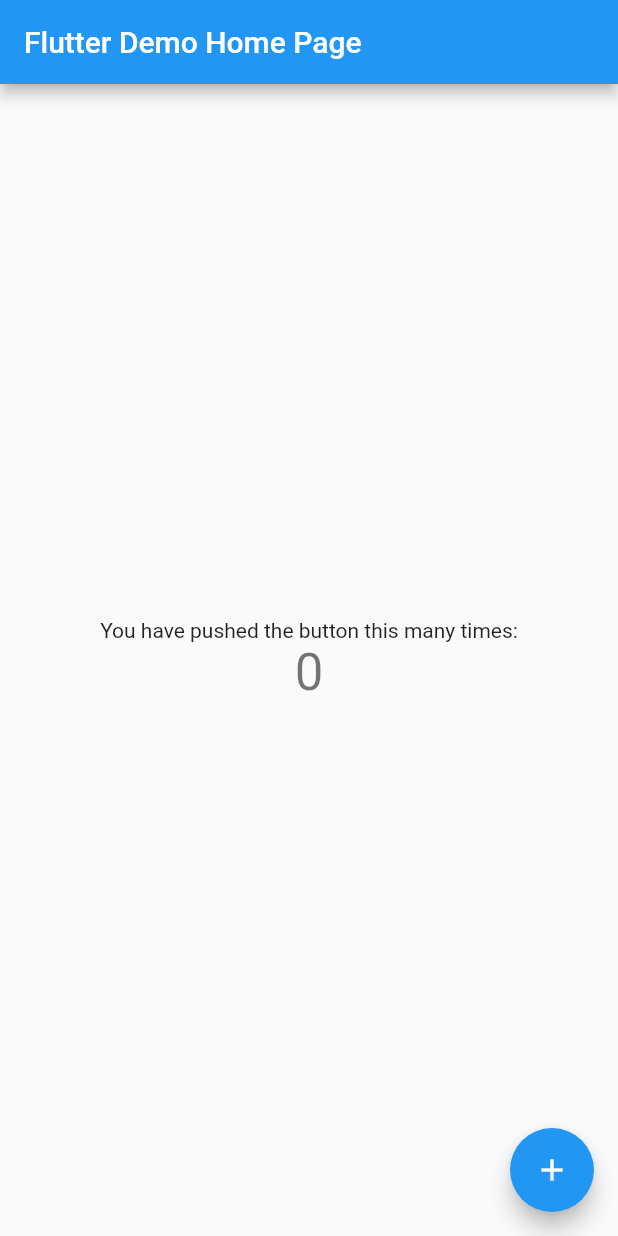
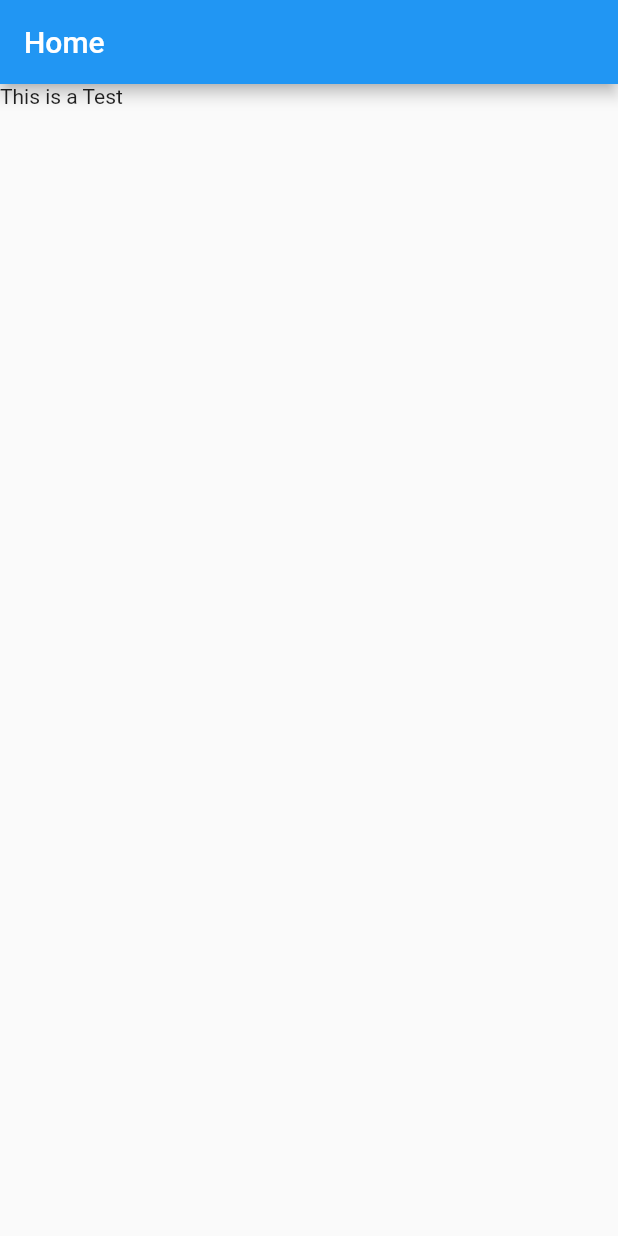
Before and after one commit to DerBrezel/plant_app, a Flutter app: the screen it shows after launch, on a phone screen of 412 x 824 dp. Run offline on Flutter 3.47's test engine with Material 2 defaults, Android fonts, the phone set to English and light mode, and no system bars; our stand-ins replace bloc.

Commit message:
demo bloc

```diff
--- a/lib/src/app.dart
+++ b/lib/src/app.dart
@@ -1,6 +1,7 @@
 
 import 'package:flutter/cupertino.dart';
 import 'package:flutter/material.dart';
+import 'package:plant_app/src/ui/mainScreen.dart';
 
 class MyApp extends StatelessWidget {
   // This widget is the root of your application.
@@ -24,92 +25,7 @@ class MyApp extends StatelessWidget {
         // closer together (more dense) than on mobile platforms.
         visualDensity: VisualDensity.adaptivePlatformDensity,
       ),
-      home: MyHomePage(title: 'Flutter Demo Home Page'),
+      home: MainScreen(),
     );
   }
 }
-
-class MyHomePage extends StatefulWidget {
-  MyHomePage({Key key, this.title}) : super(key: key);
-
-  // This widget is the home page of your application. It is stateful, meaning
-  // that it has a State object (defined below) that contains fields that affect
-  // how it looks.
-
-  // This class is the configuration for the state. It holds the values (in this
-  // case the title) provided by the parent (in this case the App widget) and
-  // used by the build method of the State. Fields in a Widget subclass are
-  // always marked "final".
-
-  final String title;
-
-  @override
-  _MyHomePageState createState() => _MyHomePageState();
-}
-
-class _MyHomePageState extends State<MyHomePage> {
-  int _counter = 0;
-
-  void _incrementCounter() {
-    setState(() {
-      // This call to setState tells the Flutter framework that something has
-      // changed in this State, which causes it to rerun the build method below
-      // so that the display can reflect the updated values. If we changed
-      // _counter without calling setState(), then the build method would not be
-      // called again, and so nothing would appear to happen.
-      _counter++;
-    });
-  }
-
-  @override
-  Widget build(BuildContext context) {
-    // This method is rerun every time setState is called, for instance as done
-    // by the _incrementCounter method above.
-    //
-    // The Flutter framework has been optimized to make rerunning build methods
-    // fast, so that you can just rebuild anything that needs updating rather
-    // than having to individually change instances of widgets.
-    return Scaffold(
-      appBar: AppBar(
-        // Here we take the value from the MyHomePage object that was created by
-        // the App.build method, and use it to set our appbar title.
-        title: Text(widget.title),
-      ),
-      body: Center(
-        // Center is a layout widget. It takes a single child and positions it
-        // in the middle of the parent.
-        child: Column(
-          // Column is also a layout widget. It takes a list of children and
-          // arranges them vertically. By default, it sizes itself to fit its
-          // children horizontally, and tries to be as tall as its parent.
-          //
-          // Invoke "debug painting" (press "p" in the console, choose the
-          // "Toggle Debug Paint" action from the Flutter Inspector in Android
-          // Studio, or the "Toggle Debug Paint" command in Visual Studio Code)
-          // to see the wireframe for each widget.
-          //
-          // Column has various properties to control how it sizes itself and
-          // how it positions its children. Here we use mainAxisAlignment to
-          // center the children vertically; the main axis here is the vertical
-          // axis because Columns are vertical (the cross axis would be
-          // horizontal).
-          mainAxisAlignment: MainAxisAlignment.center,
-          children: <Widget>[
-            Text(
-              'You have pushed the button this many times:',
-            ),
-            Text(
-              '$_counter',
-              style: Theme.of(context).textTheme.headline4,
-            ),
-          ],
-        ),
-      ),
-      floatingActionButton: FloatingActionButton(
-        onPressed: _incrementCounter,
-        tooltip: 'Increment',
-        child: Icon(Icons.add),
-      ), // This trailing comma makes auto-formatting nicer for build methods.
-    );
-  }
-}
--- /dev/null
+++ b/lib/src/ui/CustomWidgets.dart
@@ -0,0 +1,29 @@
+import 'package:flutter/cupertino.dart';
+
+///https://stackoverflow.com/questions/49704497/how-to-make-flutter-app-responsive-according-to-different-screen-size
+///for responsive app-sizes.
+class SizeConfig {
+  static MediaQueryData _mediaQueryData;
+  static double screenWidth;
+  static double screenHeight;
+  static double blockSizeHorizontal;
+  static double blockSizeVertical;
+  static double _safeAreaHorizontal;
+  static double _safeAreaVertical;
+  static double safeBlockHorizontal;
+  static double safeBlockVertical;
+
+  void init(BuildContext context){
+    _mediaQueryData = MediaQuery.of(context);
+    screenWidth = _mediaQueryData.size.width;
+    screenHeight = _mediaQueryData.size.height;
+    blockSizeHorizontal = screenWidth/100;
+    blockSizeVertical = screenHeight/100;
+    _safeAreaHorizontal = _mediaQueryData.padding.left +
+        _mediaQueryData.padding.right;
+    _safeAreaVertical = _mediaQueryData.padding.top +
+        _mediaQueryData.padding.bottom;
+    safeBlockHorizontal = (screenWidth - _safeAreaHorizontal)/100;
+    safeBlockVertical = (screenHeight - _safeAreaVertical)/100;
+  }
+}
--- a/lib/src/ui/mainScreen.dart
+++ b/lib/src/ui/mainScreen.dart
@@ -0,0 +1,24 @@
+
+import 'package:flutter/cupertino.dart';
+import 'package:flutter/material.dart';
+import 'package:plant_app/src/ui/CustomWidgets.dart';
+
+class MainScreen extends StatelessWidget{
+  @override
+  Widget build(BuildContext context) {
+    SizeConfig().init(context);
+    // TODO: implement build
+    return Scaffold(
+      appBar: AppBar(title: Text("Home"),),
+      body: Container(
+        height: SizeConfig.screenHeight * 0.3,
+        child: Column(
+          children: <Widget>[
+
+            Text("This is a Test")
+        ]),
+      ),
+    );
+  }
+
+}
--- a/pubspec.yaml
+++ b/pubspec.yaml
@@ -24,9 +24,9 @@ dependencies:
   flutter:
     sdk: flutter
   #Flutter Bloc Stuff
-  flutter_bloc: ^4.0.0
+  bloc: ^6.0.1
+  flutter_bloc: ^6.0.1
   equatable: ^1.2.0
-  hydrated_bloc: ^4.0.0
   provider: ^4.0.5
 
 
```
Also changed, not shown: lib/src/blocs/add_my_plant/add_my_plant_bloc.dart (deleted, +0 -39 lines), lib/src/blocs/add_my_plant/add_my_plant_event.dart (deleted, +0 -22 lines), lib/src/blocs/add_my_plant/add_my_plant_state.dart (deleted, +0 -18 lines), lib/src/blocs/add_my_plant/my_plants_bloc.dart (added, +29 -0 lines), lib/src/blocs/add_my_plant/my_plants_event.dart (added, +10 -0 lines), lib/src/blocs/add_my_plant/my_plants_state.dart (added, +44 -0 lines), lib/src/blocs/bloc.dart (+7 -0 lines), lib/src/model/plants.dart (added, +22 -0 lines), lib/src/repository/plant_repository.dart (added, +23 -0 lines), pubspec.lock.
